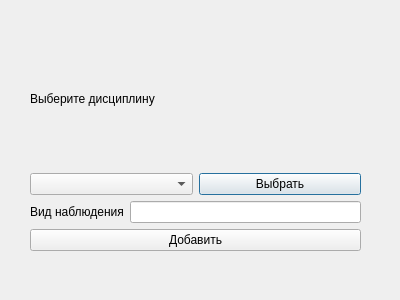
AnMikhaylova/project_oop, file newtype_of_obs.ui: the form before one commit.
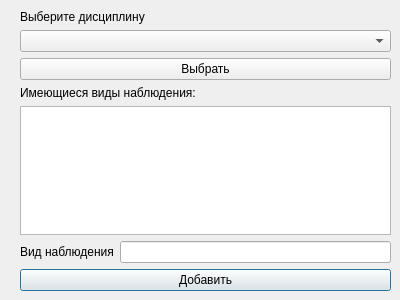
The form after the commit.

What changed in the file:
```diff
--- a/newtype_of_obs.ui
+++ b/newtype_of_obs.ui
@@ -16,35 +16,34 @@
   <widget class="QWidget" name="layoutWidget">
    <property name="geometry">
     <rect>
-     <x>30</x>
-     <y>30</y>
-     <width>331</width>
-     <height>221</height>
+     <x>20</x>
+     <y>10</y>
+     <width>371</width>
+     <height>281</height>
     </rect>
    </property>
-   <layout class="QVBoxLayout" name="verticalLayout">
-    <item>
-     <widget class="QLabel" name="label">
+   <layout class="QGridLayout" name="gridLayout">
+    <item row="2" column="0">
+     <widget class="QComboBox" name="comboBox"/>
+    </item>
+    <item row="9" column="0">
+     <widget class="QPushButton" name="pushButton_2">
       <property name="text">
-       <string>Выберите дисциплину</string>
+       <string>Добавить</string>
       </property>
      </widget>
     </item>
-    <item>
-     <layout class="QHBoxLayout" name="horizontalLayout_2">
-      <item>
-       <widget class="QComboBox" name="comboBox"/>
-      </item>
-      <item>
-       <widget class="QPushButton" name="pushButton">
-        <property name="text">
-         <string>Выбрать</string>
-        </property>
-       </widget>
-      </item>
-     </layout>
+    <item row="3" column="0">
+     <widget class="QPushButton" name="pushButton">
+      <property name="text">
+       <string>Выбрать</string>
+      </property>
+     </widget>
     </item>
-    <item>
+    <item row="1" column="0">
+     <layout class="QHBoxLayout" name="horizontalLayout_2"/>
+    </item>
+    <item row="8" column="0">
      <layout class="QHBoxLayout" name="horizontalLayout">
       <item>
        <widget class="QLabel" name="label_2">
@@ -58,13 +57,23 @@
       </item>
      </layout>
     </item>
-    <item>
-     <widget class="QPushButton" name="pushButton_2">
+    <item row="4" column="0">
+     <widget class="QLabel" name="label_3">
       <property name="text">
-       <string>Добавить</string>
+       <string>Имеющиеся виды наблюдения:</string>
       </property>
      </widget>
     </item>
+    <item row="0" column="0">
+     <widget class="QLabel" name="label">
+      <property name="text">
+       <string>Выберите дисциплину</string>
+      </property>
+     </widget>
+    </item>
+    <item row="5" column="0">
+     <widget class="QListWidget" name="listWidget"/>
+    </item>
    </layout>
   </widget>
  </widget>
```
